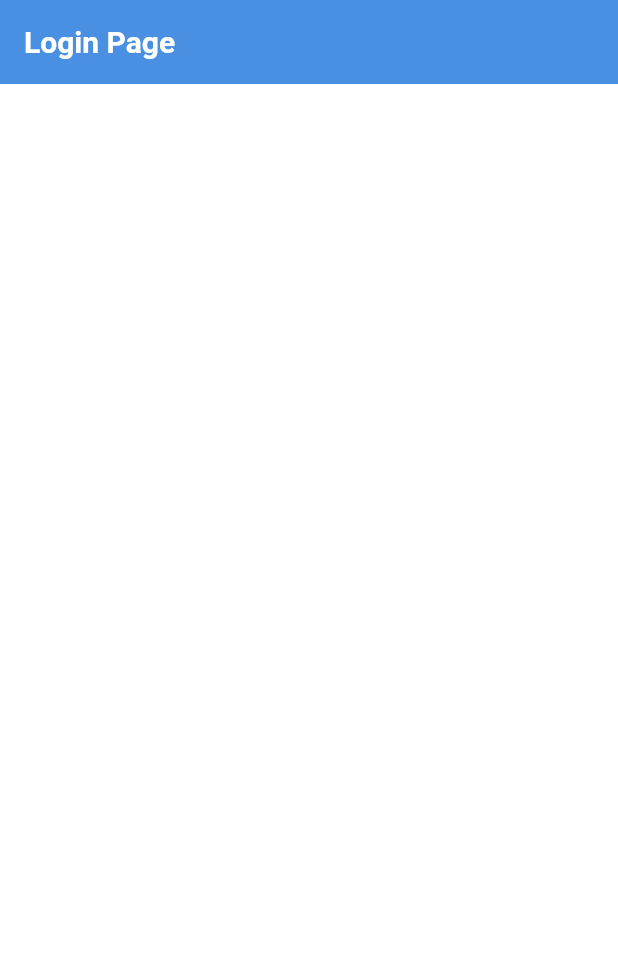
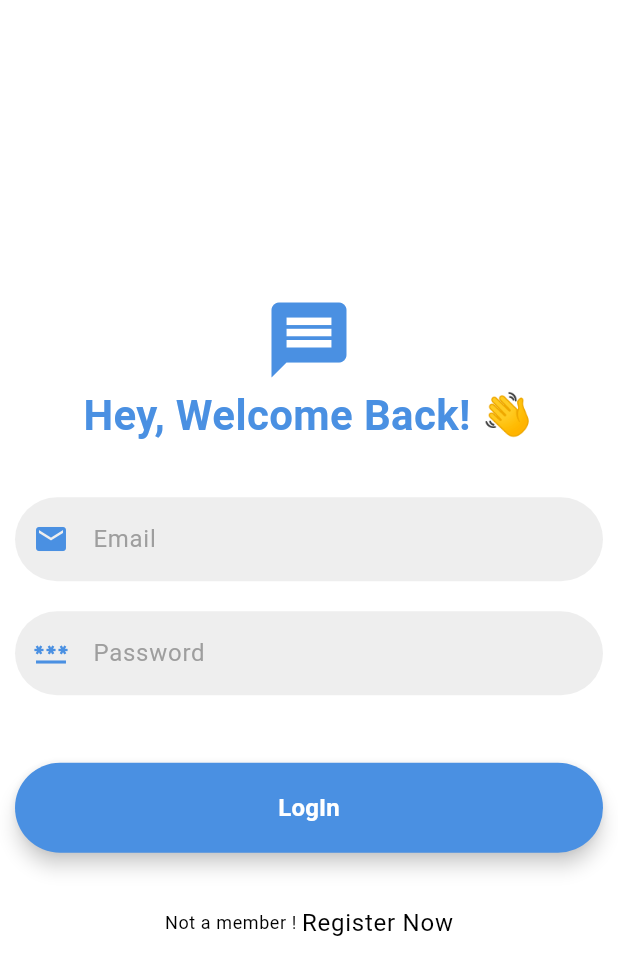
Before and after one commit to Dani-abera/chat_app, a Flutter app: the screen it shows after launch, on a phone screen of 412 x 824 dp. Shown: the top 975 px of the screen. Run offline on Flutter 3.47's test engine with Material 3 defaults, Android fonts, the phone set to English and light mode, and no system bars.

Commit message:
login page

```diff
--- /dev/null
+++ b/lib/component/chat_app_button.dart
@@ -0,0 +1,46 @@
+import 'package:flutter/material.dart';
+
+class ChatAppButton extends StatelessWidget {
+  final String text;
+  final VoidCallback onPressed;
+  final Color? backgroundColor;
+  final Color? textColor;
+
+  const ChatAppButton({
+    super.key,
+    required this.text,
+    required this.onPressed,
+    this.backgroundColor,
+    this.textColor,
+  });
+
+  @override
+  Widget build(BuildContext context) {
+    return Padding(
+      padding: const EdgeInsets.all(10.0),
+      child: SizedBox(
+        width: double.infinity, // Makes the button full width
+        height: 60, // Same height as TextField
+        child: ElevatedButton(
+          onPressed: onPressed,
+          style: ElevatedButton.styleFrom(
+            backgroundColor: backgroundColor ?? Theme.of(context).primaryColor,
+            shape: RoundedRectangleBorder(
+              borderRadius: BorderRadius.circular(30),
+            ),
+            elevation: 5,
+            shadowColor: Colors.grey[300],
+          ),
+          child: Text(
+            text,
+            style: TextStyle(
+              color: textColor ?? Colors.white,
+              fontSize: 16,
+              fontWeight: FontWeight.bold,
+            ),
+          ),
+        ),
+      ),
+    );
+  }
+}
--- /dev/null
+++ b/lib/component/chat_app_textfield.dart
@@ -0,0 +1,58 @@
+import 'package:flutter/material.dart';
+
+class ChatAppTextField extends StatelessWidget {
+  final String hintText;
+  final IconData prefixIcon;
+  final bool isPassword;
+  final TextEditingController controller;
+  final Function(String)? onChanged;
+
+  const ChatAppTextField({
+    super.key,
+    required this.hintText,
+    required this.prefixIcon,
+    required this.controller,
+    this.onChanged,
+    this.isPassword = false,
+  });
+
+  @override
+  Widget build(BuildContext context) {
+    return Padding(
+      padding: const EdgeInsets.all(10.0),
+      child: TextField(
+        controller: controller,
+        onChanged: onChanged,
+        obscureText: isPassword, // Toggle password visibility
+        decoration: InputDecoration(
+          hintText: hintText,
+          prefixIcon: Icon(
+            prefixIcon,
+            color: Theme.of(context).primaryColor,
+          ),
+          filled: true,
+          fillColor: Colors.grey[200],
+          border: OutlineInputBorder(
+            borderRadius: BorderRadius.circular(30),
+            borderSide: BorderSide.none,
+          ),
+          focusedBorder: OutlineInputBorder(
+            borderRadius: BorderRadius.circular(30),
+            borderSide: BorderSide(
+              color: Theme.of(context).primaryColor,
+              width: 2,
+            ),
+          ),
+          contentPadding: const EdgeInsets.symmetric(
+            vertical: 16.0,
+            horizontal: 20.0,
+          ),
+          hintStyle: TextStyle(
+            color: Colors.grey[500],
+            fontSize: 16,
+          ),
+        ),
+      ),
+    );
+  }
+}
--- a/lib/pages/login_page.dart
+++ b/lib/pages/login_page.dart
@@ -1,3 +1,5 @@
+import 'package:chat_app/component/chat_app_button.dart';
+import 'package:chat_app/component/chat_app_textfield.dart';
 import 'package:flutter/material.dart';
 
 class LoginPage extends StatefulWidget {
@@ -8,11 +10,69 @@ class LoginPage extends StatefulWidget {
 }
 
 class _LoginPageState extends State<LoginPage> {
+  final TextEditingController emailController = TextEditingController();
+  final TextEditingController passwordController = TextEditingController();
+
   @override
   Widget build(BuildContext context) {
     return Scaffold(
-      appBar: AppBar(
-        title: Text('Login Page'),
+      body: Center(
+        child: Column(
+          mainAxisAlignment: MainAxisAlignment.center,
+          children: [
+            // logo
+            Icon(
+              Icons.message,
+              size: 60,
+            ),
+            Text(
+              "Hey, Welcome Back! 👋",
+              textAlign: TextAlign.center,
+              style: TextStyle(
+                fontSize: 28,
+                fontWeight: FontWeight.bold,
+                color: Theme.of(context).primaryColor,
+              ),
+            ),
+            SizedBox(
+              height: 25,
+            ),
+
+            ChatAppTextField(
+                hintText: 'Email',
+                prefixIcon: Icons.email,
+                controller: emailController),
+            ChatAppTextField(
+              hintText: 'Password',
+              prefixIcon: Icons.password,
+              controller: passwordController,
+              isPassword: true,
+            ),
+            SizedBox(
+              height: 25,
+            ),
+            ChatAppButton(
+              text: 'LogIn',
+              onPressed: () {},
+            ),
+            SizedBox(
+              height: 25,
+            ),
+            Row(
+              mainAxisAlignment: MainAxisAlignment.center,
+              children: [
+                Text(
+                  'Not a member ! ',
+                  style: Theme.of(context).textTheme.bodySmall,
+                ),
+                Text(
+                  'Register Now',
+                  style: Theme.of(context).textTheme.bodyLarge,
+                ),
+              ],
+            )
+          ],
+        ),
       ),
     );
   }
```
